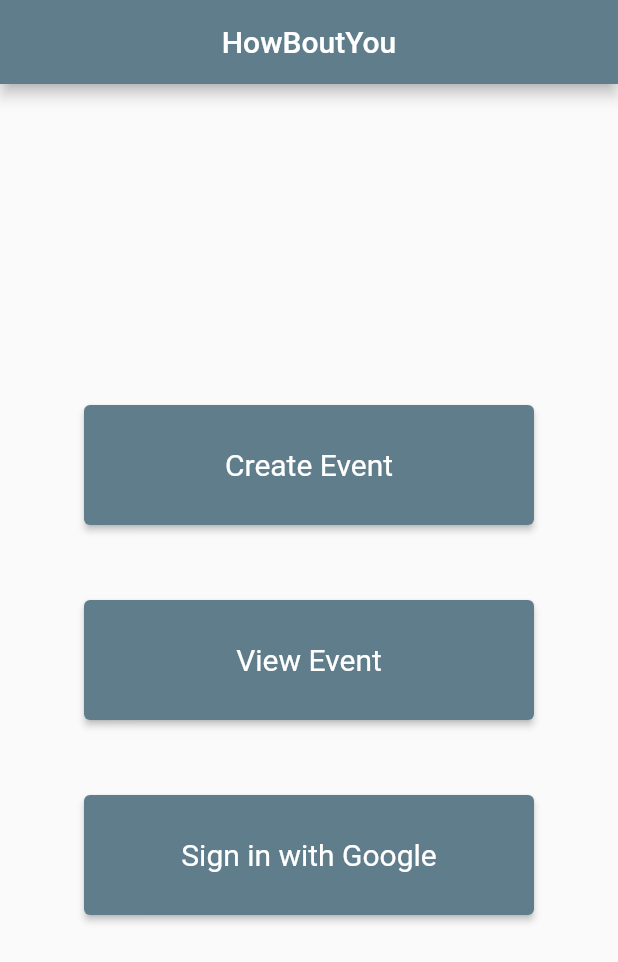
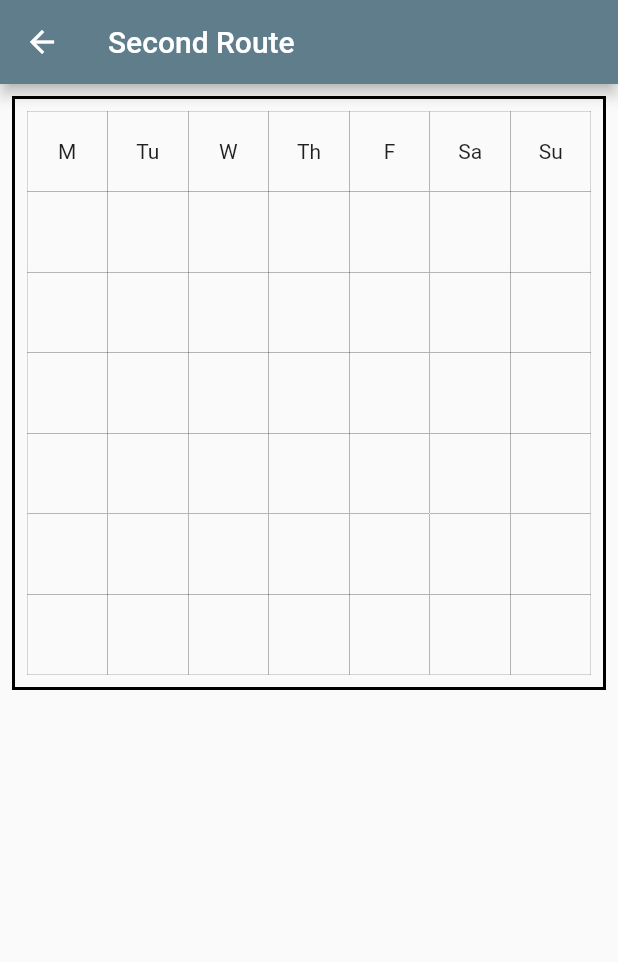
Before and after one commit to kawaiiPlat/HowBoutYou, a Flutter app: the screen it shows after launch, after a tap on "Create Event", on a phone screen of 412 x 824 dp. Shown: the top 962 px of the screen. Run offline on Flutter 3.47's test engine with Material 2 defaults, Android fonts, the light colour scheme and no system bars.

Commit message:
added framework for time input

```diff
--- a/howboutyou/lib/main.dart
+++ b/howboutyou/lib/main.dart
@@ -101,7 +101,13 @@
                 style: ElevatedButton.styleFrom(
                   textStyle: const TextStyle(fontSize: 20),
                 ),
-                onPressed: () {},
+                onPressed: () {
+                  Navigator.push(
+                    context,
+                    MaterialPageRoute(
+                        builder: (context) => const SecondRoute()),
+                  );
+                },
                 child: const Text('Create Event'),
               ),
             ),
@@ -113,7 +119,13 @@
                 style: ElevatedButton.styleFrom(
                   textStyle: const TextStyle(fontSize: 20),
                 ),
-                onPressed: () {},
+                onPressed: () {
+                  Navigator.push(
+                    context,
+                    MaterialPageRoute(
+                        builder: (context) => const SecondRoute()),
+                  );
+                },
                 child: const Text('View Event'),
               ),
             ),
@@ -135,3 +147,97 @@
     );
   }
 }
+
+List<List<String>> gridState = [
+  ["M", "Tu", "W", "Th", "F", "Sa", "Su"],
+  ["", "", "", "", "", "", ""],
+  ["", "", "", "", "", "", ""],
+  ["", "", "", "", "", "", ""],
+  ["", "", "", "", "", "", ""],
+  ["", "", "", "", "", "", ""],
+  ["", "", "", "", "", "", ""],
+];
+Widget _buildGridItem(int x, int y) {
+  switch (gridState[x][y]) {
+    case '':
+      return Text('');
+      break;
+    case 'P1':
+      return Container(
+        color: Colors.blue,
+      );
+      break;
+    case 'P2':
+      return Container(
+        color: Colors.yellow,
+      );
+      break;
+    case 'T':
+      return Icon(
+        Icons.terrain,
+        size: 40.0,
+        color: Colors.red,
+      );
+      break;
+    case 'B':
+      return Icon(Icons.remove_red_eye, size: 40.0);
+      break;
+    default:
+      return Text(gridState[x][y].toString());
+  }
+}
+
+Widget _buildGridItems(BuildContext context, int index) {
+  int gridStateLength = gridState.length;
+  int x, y = 0;
+  x = (index / gridStateLength).floor();
+  y = (index % gridStateLength);
+  return GestureDetector(
+    //onTap: () => _gridItemTapped(x, y),
+    child: GridTile(
+      child: Container(
+        decoration:
+            BoxDecoration(border: Border.all(color: Colors.black, width: 0.1)),
+        child: Center(
+          child: _buildGridItem(x, y),
+        ),
+      ),
+    ),
+  );
+}
+
+Widget _buildGameBody() {
+  int gridStateLength = gridState.length;
+  return Column(children: <Widget>[
+    AspectRatio(
+      aspectRatio: 1.0,
+      child: Container(
+        padding: const EdgeInsets.all(8.0),
+        margin: const EdgeInsets.all(8.0),
+        decoration:
+            BoxDecoration(border: Border.all(color: Colors.black, width: 2.0)),
+        child: GridView.builder(
+          gridDelegate: SliverGridDelegateWithFixedCrossAxisCount(
+            crossAxisCount: gridStateLength,
+          ),
+          itemBuilder: _buildGridItems,
+          itemCount: gridStateLength * gridStateLength,
+        ),
+      ),
+    ),
+  ]);
+}
+
+class SecondRoute extends StatelessWidget {
+  const SecondRoute({Key? key}) : super(key: key);
+
+  @override
+  Widget build(BuildContext context) {
+    return Scaffold(
+      appBar: AppBar(
+        title: const Text('Second Route'),
+      ),
+      body: _buildGameBody(),
+    );
+  }
+}
```
Lines whose indentation alone changed are shown as unchanged.
